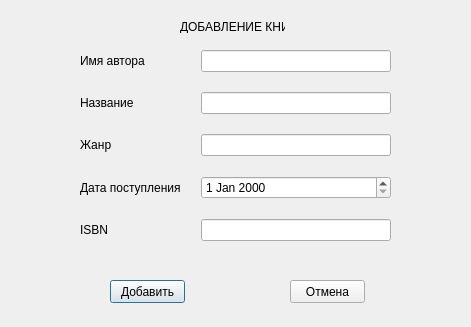
Qt form adding_book/add_book.ui (vladislavvasyukov/library) before a commit.
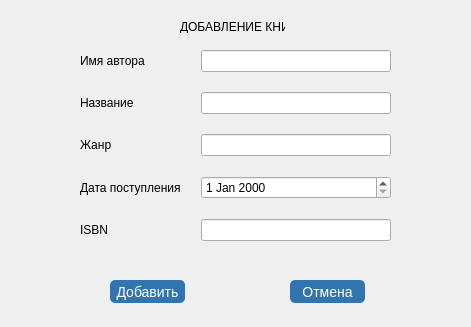
The same form after that commit.

The edit to the form file:
```diff
--- a/adding_book/add_book.ui
+++ b/adding_book/add_book.ui
@@ -22,6 +22,13 @@
      <height>23</height>
     </rect>
    </property>
+   <property name="styleSheet">
+    <string notr="true">color: #fff;
+text-decoration: none; 
+background-color: #3175b0;
+font-size: 14px;
+border-radius: 5px;</string>
+   </property>
    <property name="text">
     <string>Добавить</string>
    </property>
@@ -35,6 +42,13 @@
      <height>23</height>
     </rect>
    </property>
+   <property name="styleSheet">
+    <string notr="true">color: #fff;
+text-decoration: none; 
+background-color: #3175b0;
+font-size: 14px;
+border-radius: 5px;</string>
+   </property>
    <property name="text">
     <string>Отмена</string>
    </property>
```
